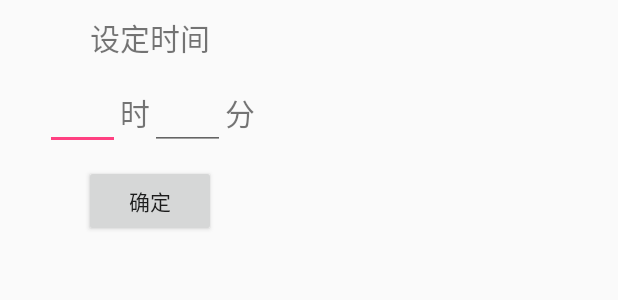
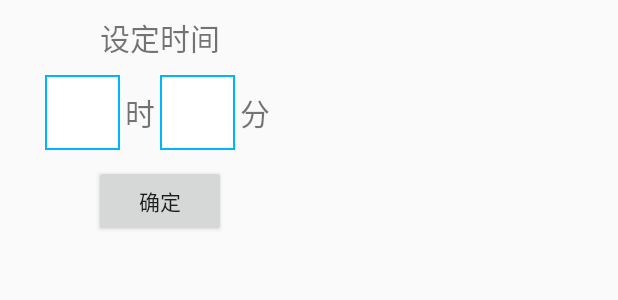
Before and after one commit to frightlee/FaceSignSystem, an Android app: the layout dialog_set_time.xml on its own in the app's theme, with its tools: preview values and no code run, on a phone screen of 412 x 824 dp. Shown: the top 300 px of the screen. Run offline under Robolectric (Android 15) with nearby library versions, the phone set to English and light mode, and no system bars.

```diff
--- /dev/null
+++ b/FS_Sys/app/src/main/res/drawable/edt_biankuang.xml
@@ -0,0 +1,6 @@
+<?xml version="1.0" encoding="utf-8"?>
+<shape xmlns:android="http://schemas.android.com/apk/res/android">
+    <stroke android:color="@color/back_blue"
+        android:width="1dp"/>
+    <solid android:color="@color/white"/>
+</shape>
--- a/FS_Sys/app/src/main/res/layout/dialog_set_time.xml
+++ b/FS_Sys/app/src/main/res/layout/dialog_set_time.xml
@@ -25,10 +25,13 @@
             android:layout_height="50dp"
             android:inputType="number"
             android:maxLength="2"
+            android:background="@drawable/edt_biankuang"
             android:singleLine="true"/>
         <TextView
+            android:id="@+id/hour_year"
             android:layout_width="wrap_content"
             android:layout_height="match_parent"
+            android:layout_margin="3dp"
             android:text="时"
             android:gravity="center_vertical"
             android:textSize="20sp"/>
@@ -38,11 +41,14 @@
             android:layout_height="50dp"
             android:inputType="number"
             android:maxLength="2"
+            android:background="@drawable/edt_biankuang"
             android:singleLine="true"/>
         <TextView
+            android:id="@+id/minute_month"
             android:layout_width="wrap_content"
             android:layout_height="match_parent"
             android:text="分"
+            android:layout_margin="3dp"
             android:gravity="center_vertical"
             android:textSize="20sp"/>
     </LinearLayout>
```
Also changed, not shown: FS_Sys/app/src/main/java/facesign/adplayer/fanhong/fs_sys/CtrlActivity.java (+64 -13 lines), FS_Sys/app/src/main/java/facesign/adplayer/fanhong/fs_sys/DbTables/InputWorkers.java (+9 -4 lines), FS_Sys/app/src/main/java/facesign/adplayer/fanhong/fs_sys/DbTables/OutputRecord.java (+26 -17 lines).
